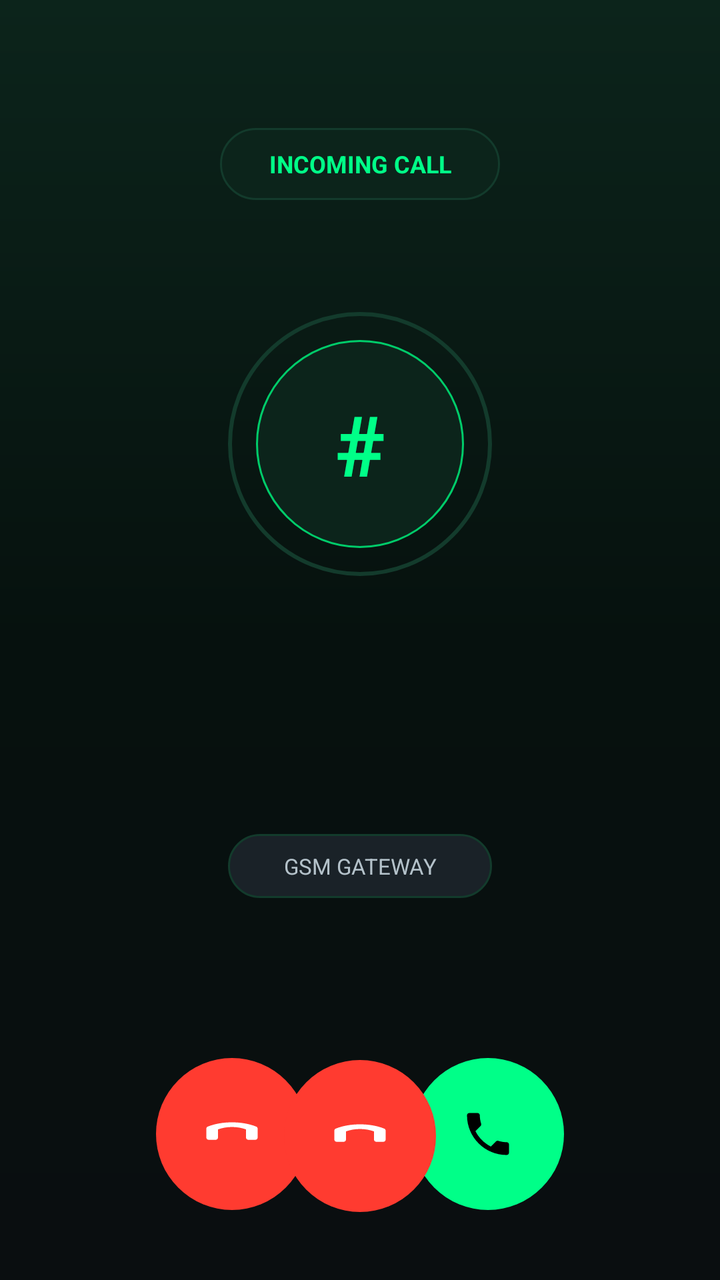
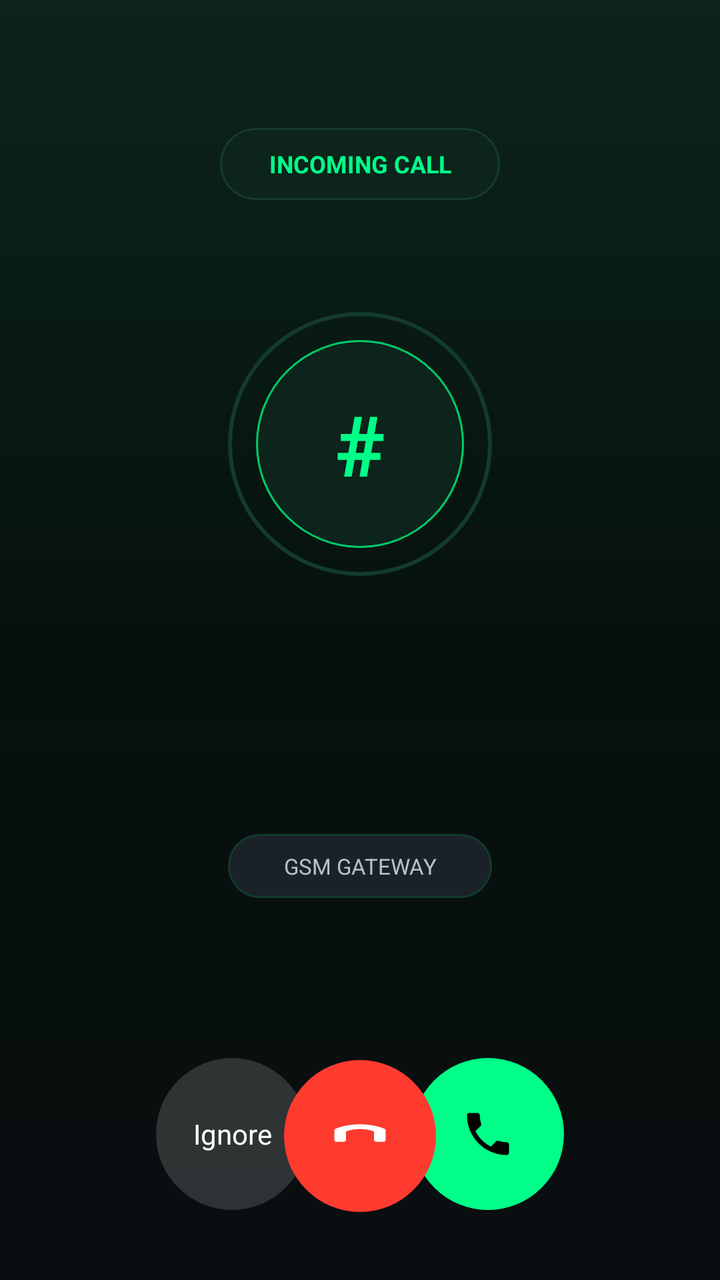

Before-and-after screenshots of an Android layout around one commit, followed by the original layout XML and the change that was made.
<!-- AndroidManifest.xml: activity theme Theme.AndroidGSM -->
<!-- res/layout/activity_call.xml -->
<?xml version="1.0" encoding="utf-8"?>
<FrameLayout xmlns:android="http://schemas.android.com/apk/res/android"
    android:layout_width="match_parent"
    android:layout_height="match_parent"
    android:background="@drawable/call_screen_background"
    android:fitsSystemWindows="true">

    <LinearLayout
        android:layout_width="match_parent"
        android:layout_height="wrap_content"
        android:layout_gravity="top"
        android:gravity="center_horizontal"
        android:orientation="vertical"
        android:paddingStart="24dp"
        android:paddingTop="64dp"
        android:paddingEnd="24dp">

        <TextView
            android:id="@+id/callStatusText"
            android:layout_width="wrap_content"
            android:layout_height="36dp"
            android:background="@drawable/status_pill_background"
            android:gravity="center"
            android:minWidth="140dp"
            android:paddingStart="18dp"
            android:paddingEnd="18dp"
            android:text="Incoming call"
            android:textAllCaps="true"
            android:textColor="@color/brand_green"
            android:textSize="12sp"
            android:textStyle="bold" />

        <FrameLayout
            android:layout_width="132dp"
            android:layout_height="132dp"
            android:layout_marginTop="56dp"
            android:background="@drawable/caller_avatar_ring">

            <TextView
                android:id="@+id/callerInitialText"
                android:layout_width="104dp"
                android:layout_height="104dp"
                android:layout_gravity="center"
                android:background="@drawable/caller_avatar_background"
                android:gravity="center"
                android:text="#"
                android:textColor="@color/brand_green"
                android:textSize="42sp"
                android:textStyle="bold" />
        </FrameLayout>

        <TextView
            android:id="@+id/callNumberText"
            android:layout_width="match_parent"
            android:layout_height="wrap_content"
            android:layout_marginTop="28dp"
            android:ellipsize="middle"
            android:gravity="center"
            android:maxLines="1"
            android:text=""
            android:textColor="@color/text_primary"
            android:textSize="32sp"
            android:textStyle="bold" />

        <TextView
            android:id="@+id/callDurationText"
            android:layout_width="wrap_content"
            android:layout_height="32dp"
            android:layout_marginTop="14dp"
            android:fontFamily="monospace"
            android:gravity="center"
            android:text=""
            android:textColor="@color/brand_green"
            android:textSize="18sp" />

        <TextView
            android:id="@+id/micSourceLabel"
            android:layout_width="wrap_content"
            android:layout_height="32dp"
            android:layout_marginTop="12dp"
            android:background="@drawable/mic_pill_background"
            android:gravity="center"
            android:minWidth="132dp"
            android:paddingStart="16dp"
            android:paddingEnd="16dp"
            android:text="GSM Gateway"
            android:textAllCaps="true"
            android:textColor="@color/text_secondary"
            android:textSize="11sp" />
    </LinearLayout>

    <LinearLayout
        android:id="@+id/incomingActions"
        android:layout_width="match_parent"
        android:layout_height="112dp"
        android:layout_gravity="bottom"
        android:gravity="center"
        android:orientation="horizontal"
        android:paddingStart="40dp"
        android:paddingEnd="40dp"
        android:paddingBottom="34dp">

        <ImageButton
            android:id="@+id/declineButton"
            android:layout_width="76dp"
            android:layout_height="76dp"
            android:background="@drawable/action_decline_background"
            android:contentDescription="@string/decline_call"
            android:padding="20dp"
            android:scaleType="center"
            android:src="@drawable/ic_call_end"
            android:tint="@color/white" />

        <Space
            android:layout_width="52dp"
            android:layout_height="1dp" />

        <ImageButton
            android:id="@+id/answerButton"
            android:layout_width="76dp"
            android:layout_height="76dp"
            android:background="@drawable/action_answer_background"
            android:contentDescription="@string/answer_call"
            android:padding="20dp"
            android:scaleType="center"
            android:src="@drawable/ic_call"
            android:tint="@color/black" />
    </LinearLayout>

    
    <LinearLayout
        android:id="@+id/inCallControls"
        android:layout_width="match_parent"
        android:layout_height="wrap_content"
        android:layout_gravity="bottom|center_horizontal"
        android:layout_marginBottom="140dp"
        android:gravity="center"
        android:orientation="horizontal"
        android:visibility="gone">

        <LinearLayout
            android:layout_width="wrap_content"
            android:layout_height="wrap_content"
            android:gravity="center_horizontal"
            android:orientation="vertical">

            <ImageButton
                android:id="@+id/muteButton"
                android:layout_width="64dp"
                android:layout_height="64dp"
                android:background="@drawable/action_toggle_background"
                android:contentDescription="@string/mute_call"
                android:padding="18dp"
                android:scaleType="center"
                android:src="@drawable/ic_mic_off"
                android:tint="@color/toggle_icon_tint" />

            <TextView
                android:layout_width="wrap_content"
                android:layout_height="wrap_content"
                android:layout_marginTop="8dp"
                android:text="@string/mute_call"
                android:textColor="@color/text_secondary"
                android:textSize="12sp" />
        </LinearLayout>

        <Space
            android:layout_width="44dp"
            android:layout_height="1dp" />

        <LinearLayout
            android:layout_width="wrap_content"
            android:layout_height="wrap_content"
            android:gravity="center_horizontal"
            android:orientation="vertical">

            <ImageButton
                android:id="@+id/speakerButton"
                android:layout_width="64dp"
                android:layout_height="64dp"
                android:background="@drawable/action_toggle_background"
                android:contentDescription="@string/speaker_call"
                android:padding="18dp"
                android:scaleType="center"
                android:src="@drawable/ic_volume_up"
                android:tint="@color/toggle_icon_tint" />

            <TextView
                android:layout_width="wrap_content"
                android:layout_height="wrap_content"
                android:layout_marginTop="8dp"
                android:text="@string/speaker_call"
                android:textColor="@color/text_secondary"
                android:textSize="12sp" />
        </LinearLayout>
    </LinearLayout>

    <ImageButton
        android:id="@+id/hangUpButton"
        android:layout_width="76dp"
        android:layout_height="76dp"
        android:layout_gravity="bottom|center_horizontal"
        android:layout_marginBottom="34dp"
        android:background="@drawable/action_decline_background"
        android:contentDescription="@string/end_call"
        android:padding="20dp"
        android:scaleType="center"
        android:src="@drawable/ic_call_end"
        android:tint="@color/white" />

</FrameLayout>
<!-- resources referenced by this layout -->
<resources>
  <color name="black">#FF000000</color>
  <color name="brand_green">#00FF88</color>
  <color name="text_primary">#E8F0F2</color>
  <color name="text_secondary">#B4C2CA</color>
  <color name="white">#FFFFFFFF</color>
  <!-- drawable action_decline_background (drawable) -->
  <?xml version="1.0" encoding="utf-8"?>
  <selector xmlns:android="http://schemas.android.com/apk/res/android">
      <item android:state_pressed="true">
          <shape android:shape="oval">
              <solid android:color="@color/error_red_dark" />
          </shape>
      </item>
      <item>
          <shape android:shape="oval">
              <solid android:color="@color/error_red" />
          </shape>
      </item>
  </selector>
  <!-- drawable call_screen_background (drawable) -->
  <?xml version="1.0" encoding="utf-8"?>
  <shape xmlns:android="http://schemas.android.com/apk/res/android">
      <gradient
          android:angle="270"
          android:endColor="@color/bg_dark"
          android:centerColor="@color/bg_deep_green"
          android:startColor="@color/brand_green_dim" />
  </shape>
  <!-- drawable caller_avatar_background (drawable) -->
  <?xml version="1.0" encoding="utf-8"?>
  <shape xmlns:android="http://schemas.android.com/apk/res/android"
      android:shape="oval">
      <solid android:color="@color/brand_green_dim" />
      <stroke
          android:width="1dp"
          android:color="@color/brand_green_dark" />
  </shape>
  <!-- drawable caller_avatar_ring (drawable) -->
  <?xml version="1.0" encoding="utf-8"?>
  <shape xmlns:android="http://schemas.android.com/apk/res/android"
      android:shape="oval">
      <solid android:color="@android:color/transparent" />
      <stroke
          android:width="2dp"
          android:color="@color/brand_green_soft" />
  </shape>
  <!-- drawable mic_pill_background (drawable) -->
  <?xml version="1.0" encoding="utf-8"?>
  <shape xmlns:android="http://schemas.android.com/apk/res/android">
      <solid android:color="@color/bg_elevated" />
      <stroke
          android:width="1dp"
          android:color="@color/brand_green_soft" />
      <corners android:radius="16dp" />
  </shape>
  <!-- drawable status_pill_background (drawable) -->
  <?xml version="1.0" encoding="utf-8"?>
  <shape xmlns:android="http://schemas.android.com/apk/res/android">
      <solid android:color="@color/brand_green_dim" />
      <stroke
          android:width="1dp"
          android:color="@color/brand_green_soft" />
      <corners android:radius="18dp" />
  </shape>
  <string name="answer_call">Answer call</string>
  <string name="decline_call">Decline call</string>
  <string name="end_call">End call</string>
  <string name="mute_call">Mute</string>
  <string name="speaker_call">Speaker</string>
  <color name="brand_green_dark">#00CC6A</color>
  <color name="error_red_dark">#B91F1B</color>
  <color name="error_red">#FF3B30</color>
  <color name="toggle_pressed">#40FFFFFF</color>
  <color name="toggle_idle">#26FFFFFF</color>
  <color name="bg_dark">#0A0E10</color>
  <color name="bg_deep_green">#06110E</color>
  <color name="brand_green_dim">#0C241B</color>
  <color name="brand_green_soft">#133B2C</color>
  <color name="bg_elevated">#1A2228</color>
  <!-- unchanged entries left out for length: 7 -->
</resources>

<!-- the commit's change to res/layout/activity_call.xml (unified diff, before → after) -->
@@ -100,16 +100,18 @@
         android:paddingEnd="40dp"
         android:paddingBottom="34dp">
 
-        <ImageButton
-            android:id="@+id/declineButton"
+        
+        <TextView
+            android:id="@+id/ignoreButton"
             android:layout_width="76dp"
             android:layout_height="76dp"
-            android:background="@drawable/action_decline_background"
-            android:contentDescription="@string/decline_call"
-            android:padding="20dp"
-            android:scaleType="center"
-            android:src="@drawable/ic_call_end"
-            android:tint="@color/white" />
+            android:background="@drawable/action_ignore_background"
+            android:clickable="true"
+            android:focusable="true"
+            android:gravity="center"
+            android:text="@string/ignore_call"
+            android:textColor="@color/white"
+            android:textSize="14sp" />
 
         <Space
             android:layout_width="52dp"
@@ -201,7 +203,7 @@
         android:layout_height="76dp"
         android:layout_gravity="bottom|center_horizontal"
         android:layout_marginBottom="34dp"
-        android:background="@drawable/action_decline_background"
+        android:background="@drawable/action_end_call_background"
         android:contentDescription="@string/end_call"
         android:padding="20dp"
         android:scaleType="center"
<!-- resource entries referenced after the edit -->
@@ -5,7 +5,7 @@
   <color name="text_primary">#E8F0F2</color>
   <color name="text_secondary">#B4C2CA</color>
   <color name="white">#FFFFFFFF</color>
-  <!-- drawable action_decline_background (drawable) -->
+  <!-- drawable action_end_call_background (drawable) -->
   <?xml version="1.0" encoding="utf-8"?>
   <selector xmlns:android="http://schemas.android.com/apk/res/android">
       <item android:state_pressed="true">
@@ -16,6 +16,20 @@
       <item>
           <shape android:shape="oval">
               <solid android:color="@color/error_red" />
+          </shape>
+      </item>
+  </selector>
+  <!-- drawable action_ignore_background (drawable) -->
+  <?xml version="1.0" encoding="utf-8"?>
+  <selector xmlns:android="http://schemas.android.com/apk/res/android">
+      <item android:state_pressed="true">
+          <shape android:shape="oval">
+              <solid android:color="@color/toggle_pressed" />
+          </shape>
+      </item>
+      <item>
+          <shape android:shape="oval">
+              <solid android:color="@color/toggle_idle" />
           </shape>
       </item>
   </selector>
@@ -65,8 +79,8 @@
       <corners android:radius="18dp" />
   </shape>
   <string name="answer_call">Answer call</string>
-  <string name="decline_call">Decline call</string>
   <string name="end_call">End call</string>
+  <string name="ignore_call">Ignore</string>
   <string name="mute_call">Mute</string>
   <string name="speaker_call">Speaker</string>
   <color name="brand_green_dark">#00CC6A</color>
